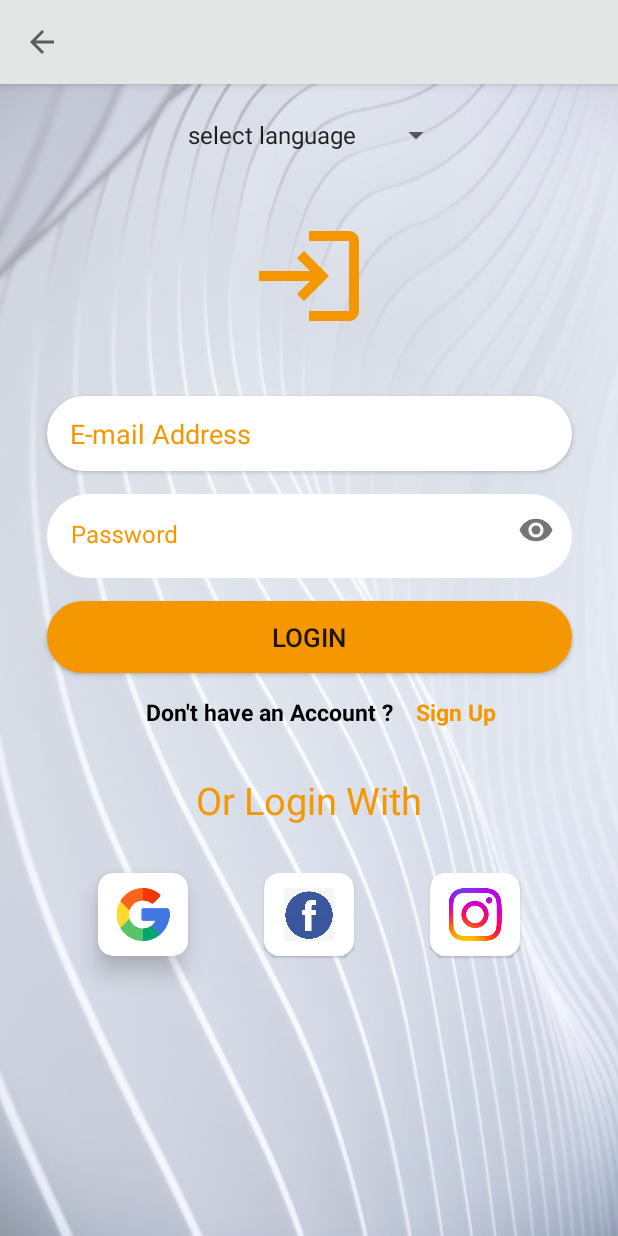
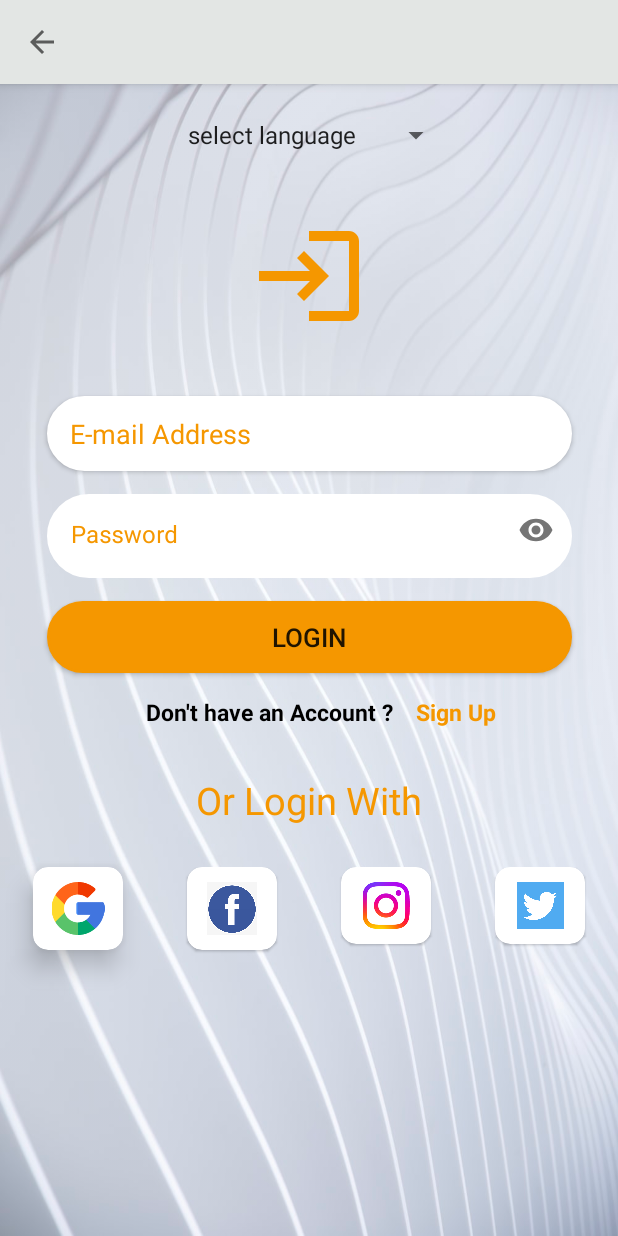
Before and after one commit to nirav131196/LearningApp4, an Android app: the screen it shows after launch (LoginActivity), on a phone screen of 412 x 824 dp. Run offline under Robolectric (Android 15) with nearby library versions, the phone set to English and light mode, and no system bars; our stand-ins replace Firebase (no records; nobody signed in at launch, a user with empty details on screens opened directly), Picasso, Volley; libraries missing offline, so code that uses them is left out: com.facebook, com.facebook.login; pictures from the network do not load; 2 statements that could not run were skipped.

Commit message:
COMMIT ON 9/3/2023 12:00 AM

```diff
--- a/LoginApp/app/build.gradle
+++ b/LoginApp/app/build.gradle
@@ -47,5 +47,6 @@ dependencies {
     implementation 'com.google.android.gms:play-services-auth:18.1.0'
     implementation 'com.facebook.android:facebook-android-sdk:latest.release'
     implementation 'com.squareup.picasso:picasso:2.8'
-
+    implementation platform('com.google.firebase:firebase-bom:31.2.3')
+    implementation 'com.google.firebase:firebase-auth-ktx'
 }
--- a/LoginApp/app/src/main/java/com/example/loginapp/LoginActivity.java
+++ b/LoginApp/app/src/main/java/com/example/loginapp/LoginActivity.java
@@ -2,6 +2,7 @@ package com.example.loginapp;
 
 import static android.content.ContentValues.TAG;
 
+import androidx.annotation.NonNull;
 import androidx.appcompat.app.AppCompatActivity;
 
 import android.annotation.SuppressLint;
@@ -15,6 +16,7 @@ import android.os.Bundle;
 import android.util.Log;
 import android.util.Patterns;
 import android.view.View;
+import android.view.textclassifier.TextClassifierEvent;
 import android.widget.AdapterView;
 import android.widget.ArrayAdapter;
 import android.widget.Button;
@@ -42,7 +44,12 @@ import com.google.android.gms.auth.api.signin.GoogleSignInAccount;
 import com.google.android.gms.auth.api.signin.GoogleSignInClient;
 import com.google.android.gms.auth.api.signin.GoogleSignInOptions;
 import com.google.android.gms.common.api.ApiException;
+import com.google.android.gms.tasks.OnFailureListener;
+import com.google.android.gms.tasks.OnSuccessListener;
 import com.google.android.gms.tasks.Task;
+import com.google.firebase.auth.AuthResult;
+import com.google.firebase.auth.FirebaseAuth;
+import com.google.firebase.auth.OAuthProvider;
 import com.google.firebase.crashlytics.buildtools.reloc.org.apache.http.HttpEntity;
 import com.google.firebase.crashlytics.buildtools.reloc.org.apache.http.HttpResponse;
 import com.google.firebase.crashlytics.buildtools.reloc.org.apache.http.client.HttpClient;
@@ -67,7 +74,7 @@ public class LoginActivity extends BaseActivity implements  AuthenticationListen
     private static int RC_SIGN_IN = 100;
     private String token = null;
     AppPreferences appPreferences = null;
-    ImageView profilePhoto,IVGogglelogo,IVFacebooklogo,IVInstagramlogo;
+    ImageView profilePhoto,IVGogglelogo,IVFacebooklogo,IVInstagramlogo,IVTwitterlogo;
     TextView txtUserid,txtUsername;
     EditText edtEmail,edtPassword;
     Button btnLogin;
@@ -81,16 +88,17 @@ public class LoginActivity extends BaseActivity implements  AuthenticationListen
     public static final String[] languages = {"select language","Hindi","English"};
     public AuthenticationListener listener;
 
+    FirebaseAuth firebaseAuth;  // FOR TWITTER
+
     @SuppressLint("MissingInflatedId")
     @Override
     protected void onCreate(Bundle savedInstanceState) {
         super.onCreate(savedInstanceState);
         setContentView(R.layout.activity_login);
 
-      /*  callbackManager = CallbackManager.Factory.create();*/
+        firebaseAuth = FirebaseAuth.getInstance();
 
         initView();
-
         FaceBookManager();
 
         ClickEventGoogle();
@@ -100,8 +108,90 @@ public class LoginActivity extends BaseActivity implements  AuthenticationListen
         GoogleConfiguration();
         ClickEventLoginbutton();
         SpinnerForLanguage();
+        ClickEventTwitter();
     }
 
+    private void ClickEventTwitter() {
+
+        IVTwitterlogo.setOnClickListener(new View.OnClickListener() {
+            @Override
+            public void onClick(View v) {
+                try
+                {
+                    OAuthProvider.Builder provider = OAuthProvider.newBuilder("twitter.com");
+                    provider.addCustomParameter("lang", "fr");
+
+                    Task<AuthResult> pendingResultTask = firebaseAuth.getPendingAuthResult();
+                    if (pendingResultTask != null) {
+                        // There's something already here! Finish the sign-in for your user.
+                        pendingResultTask
+                                .addOnSuccessListener(
+                                        new OnSuccessListener<AuthResult>() {
+                                            @Override
+                                            public void onSuccess(AuthResult authResult) {
+                                                Intent i =new Intent(LoginActivity.this,Welcome_Main.class);
+                                                startActivity(i);
+                                                finish();
+
+                                            }
+                                        })
+                                .addOnFailureListener(
+                                        new OnFailureListener() {
+                                            @Override
+                                            public void onFailure(@NonNull Exception e) {
+                                                showToast("Exception : "+e);
+                                            }
+                                        });
+                    } else
+                    {
+                        firebaseAuth
+                                .startActivityForSignInWithProvider(/* activity= */ LoginActivity.this, provider.build())
+                                .addOnSuccessListener(
+                                        new OnSuccessListener<AuthResult>() {
+                                            @Override
+                                            public void onSuccess(AuthResult authResult) {
+                                                Intent i =new Intent(LoginActivity.this,Welcome_Main.class);
+                                                startActivity(i);
+                                                finish();
+                                            }
+                                        })
+                                .addOnFailureListener(
+                                        new OnFailureListener() {
+                                            @Override
+                                            public void onFailure(@NonNull Exception e)
+                                            {
+                                                showToast("Exception 2 "+e);
+                                            }
+                                        });
+                    }
+                }
+                catch (Exception ex)
+                {
+                    showToast("Exception : "+ex);
+                }
+            }
+        });
+    }
+    private void initView() {
+        profilePhoto =findViewById(R.id.profilephoto);
+
+        txtUserid = findViewById(R.id.user_id);
+        txtUsername = findViewById(R.id.user_name);
+
+        edtEmail =findViewById(R.id.edittext_emailaddress_login);
+        edtPassword =findViewById(R.id.edittextpassword);
+
+        txtSignuptv =findViewById(R.id.linkforlogin2);
+
+        btnLogin =findViewById(R.id.login_button);
+
+        IVGogglelogo =findViewById(R.id.googlelogo);
+        IVFacebooklogo =findViewById(R.id.facebooklogo);
+        IVInstagramlogo = findViewById(R.id.instagramlogo);
+        IVTwitterlogo = findViewById(R.id.twitterlogo);
+
+        spinner = findViewById(R.id.spinner_language);
+    }
     private void SpinnerForLanguage() {
         try
         {
@@ -155,24 +245,6 @@ public class LoginActivity extends BaseActivity implements  AuthenticationListen
             showToast("Exception 2 : "+ex);
         }
 
-    }
-    private void initView() {
-        profilePhoto =findViewById(R.id.profilephoto);
-
-        txtUserid = findViewById(R.id.user_id);
-        txtUsername = findViewById(R.id.user_name);
-
-        edtEmail =findViewById(R.id.edittext_emailaddress_login);
-        edtPassword =findViewById(R.id.edittextpassword);
-
-        txtSignuptv =findViewById(R.id.linkforlogin2);
-
-        btnLogin =findViewById(R.id.login_button);
-
-        IVGogglelogo =findViewById(R.id.googlelogo);
-        IVFacebooklogo =findViewById(R.id.facebooklogo);
-        IVInstagramlogo = findViewById(R.id.instagramlogo);
-        spinner = findViewById(R.id.spinner_language);
     }
     private void ClickEventLoginbutton() {
         btnLogin.setOnClickListener(new View.OnClickListener() {  // CLICK EVENT OF SIGN IN (LOG IN)
@@ -238,7 +310,6 @@ public class LoginActivity extends BaseActivity implements  AuthenticationListen
         GoogleSignInAccount account = GoogleSignIn.getLastSignedInAccount(this);
 
     }
-
     private void ClickEventTextView() {
         txtSignuptv.setOnClickListener(new View.OnClickListener() {  // CLICK EVENT OF SIGN UP (LINK OF SIGN UP)
             @Override
--- a/LoginApp/app/src/main/res/layout/activity_login.xml
+++ b/LoginApp/app/src/main/res/layout/activity_login.xml
@@ -177,7 +177,7 @@
             android:layout_height="wrap_content"
             app:cardElevation="10dp"
             app:cardCornerRadius="10dp"
-            android:layout_margin="10dp"
+            android:layout_margin="6dp"
             app:cardBackgroundColor="@color/white"
             app:cardMaxElevation="12dp"
             app:cardPreventCornerOverlap="true"
@@ -199,7 +199,7 @@
             android:layout_height="wrap_content"
             app:cardElevation="1dp"
             app:cardCornerRadius="10dp"
-            android:layout_margin="10dp"
+            android:layout_margin="6dp"
             app:cardBackgroundColor="@color/white"
             app:cardMaxElevation="12dp"
             app:cardPreventCornerOverlap="true"
@@ -221,7 +221,7 @@
             android:layout_height="wrap_content"
             app:cardElevation="1dp"
             app:cardCornerRadius="10dp"
-            android:layout_margin="10dp"
+            android:layout_margin="6dp"
             app:cardBackgroundColor="@color/white"
             app:cardMaxElevation="12dp"
             app:cardPreventCornerOverlap="true"
@@ -230,12 +230,35 @@
             <ImageView
                 android:id="@+id/instagramlogo"
                 android:layout_width="40dp"
-                android:layout_height="35dp"
+                android:layout_height="31dp"
                 android:layout_margin="10dp"
                 app:layout_constraintLeft_toLeftOf="parent"
                 app:layout_constraintRight_toRightOf="parent"
                 app:layout_constraintTop_toTopOf="parent"
                 app:srcCompat="@drawable/instagramlogo"></ImageView>
+
+        </androidx.cardview.widget.CardView>
+        <androidx.cardview.widget.CardView
+            android:layout_width="wrap_content"
+            android:layout_height="wrap_content"
+            app:cardElevation="1dp"
+            app:cardCornerRadius="10dp"
+            android:layout_margin="6dp"
+            app:cardBackgroundColor="@color/white"
+            app:cardMaxElevation="12dp"
+            app:cardPreventCornerOverlap="true"
+            app:cardUseCompatPadding="true">
+
+            <ImageView
+                android:id="@+id/twitterlogo"
+                android:layout_width="40dp"
+                android:layout_height="31dp"
+                android:layout_margin="10dp"
+                app:layout_constraintLeft_toLeftOf="parent"
+                app:layout_constraintRight_toRightOf="parent"
+                app:layout_constraintTop_toTopOf="parent"
+                app:srcCompat="@drawable/twitterlogo"></ImageView>
+
 
         </androidx.cardview.widget.CardView>
     </LinearLayout>
```
Also changed, not shown: LoginApp/app/src/main/res/drawable/twitterlogo.png (added).
